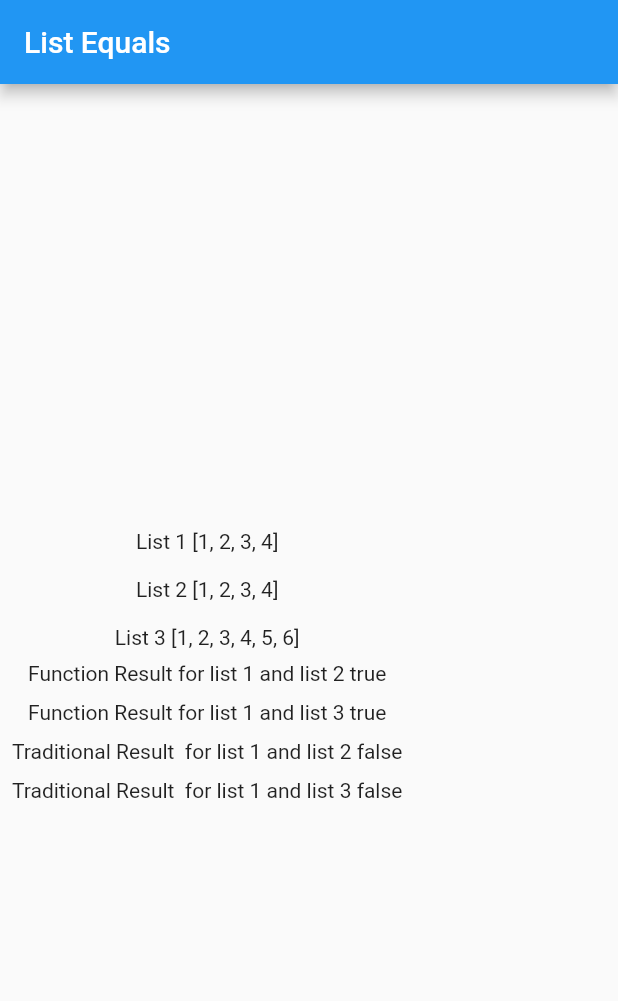
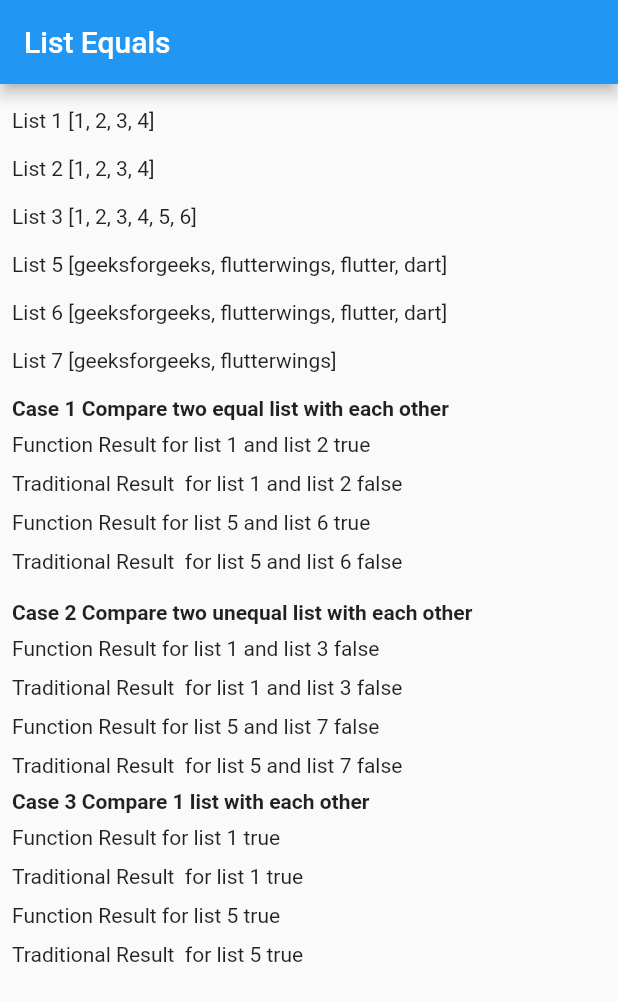
Before and after one commit to flutter-wings304/flutter_wings_Website, a Flutter app: the screen it shows after launch, on a phone screen of 412 x 824 dp. Shown: the top 1001 px of the screen. Run offline on Flutter 3.47's test engine with Material 2 defaults, Android fonts, the phone set to English and light mode, and no system bars; our stand-ins replace flutter_dotenv.

Commit message:
LISTEQUALS

```diff
--- a/lib/listequals.dart
+++ b/lib/listequals.dart
@@ -14,14 +14,20 @@ class _ListEqualFunctionState extends State<ListEqualFunction> {
     List myList1 = [1, 2, 3, 4];
     List myList2 = [1, 2, 3, 4];
     List myList3 = [1, 2, 3, 4, 5, 6];
+    List myList5 = ["geeksforgeeks", "flutterwings", "flutter", "dart"];
+    List myList6 = ["geeksforgeeks", "flutterwings", "flutter", "dart"];
+    List myList7 = [
+      "geeksforgeeks",
+      "flutterwings",
+    ];
 
     return Scaffold(
-      appBar: AppBar(title: Text("List Equals")),
+      appBar: AppBar(title: const Text("List Equals")),
       body: Padding(
         padding: const EdgeInsets.all(8.0),
         child: Column(
-          mainAxisAlignment: MainAxisAlignment.center,
-          crossAxisAlignment: CrossAxisAlignment.center,
+          mainAxisAlignment: MainAxisAlignment.start,
+          crossAxisAlignment: CrossAxisAlignment.start,
           children: [
             Padding(
               padding: const EdgeInsets.symmetric(vertical: 8.0),
@@ -35,24 +41,94 @@ class _ListEqualFunctionState extends State<ListEqualFunction> {
               padding: const EdgeInsets.symmetric(vertical: 8.0),
               child: Text("List 3 $myList3"),
             ),
+            Padding(
+              padding: const EdgeInsets.symmetric(vertical: 8.0),
+              child: Text("List 5 $myList5"),
+            ),
+            Padding(
+              padding: const EdgeInsets.symmetric(vertical: 8.0),
+              child: Text("List 6 $myList6"),
+            ),
+            Padding(
+              padding: const EdgeInsets.symmetric(vertical: 8.0),
+              child: Text("List 7 $myList7"),
+            ),
+            const Padding(
+              padding: EdgeInsets.symmetric(vertical: 8.0),
+              child: Text("Case 1 Compare two equal list with each other",style: TextStyle(fontWeight: FontWeight.bold),),
+            ),
             Text(
                 "Function Result for list 1 and list 2 ${listEquals(myList1, myList2)}"),
             const SizedBox(
               height: 10,
             ),
-            Text(
-                "Function Result for list 1 and list 3 ${listEquals(myList1, myList2)}"),
-            const SizedBox(
-              height: 10,
-            ),
-            Text(
+             Text(
                 "Traditional Result  for list 1 and list 2 ${myList1 == myList2}"),
             const SizedBox(
               height: 10,
             ),
             Text(
-                "Traditional Result  for list 1 and list 3 ${myList1 == myList3}")
-          ],
+                "Function Result for list 5 and list 6 ${listEquals(myList5, myList6)}"),
+            const SizedBox(
+              height: 10,
+            ),
+             Text(
+                "Traditional Result  for list 5 and list 6 ${myList5 == myList6}"),
+            const SizedBox(
+              height: 10,
+            ),
+
+             const Padding(
+              padding: EdgeInsets.symmetric(vertical: 8.0),
+              child: Text(
+                "Case 2 Compare two unequal list with each other",
+                style: TextStyle(fontWeight: FontWeight.bold),
+              ),
+            ),
+            Text(
+                "Function Result for list 1 and list 3 ${listEquals(myList1, myList3)}"),
+            const SizedBox(
+              height: 10,
+            ),
+            Text(
+                "Traditional Result  for list 1 and list 3 ${myList1 == myList3}"),
+            const SizedBox(
+              height: 10,
+            ),
+            Text(
+                "Function Result for list 5 and list 7 ${listEquals(myList5, myList7)}"),
+            const SizedBox(
+              height: 10,
+            ),
+            Text(
+                "Traditional Result  for list 5 and list 7 ${myList5 == myList7}"),
+
+
+                const Padding(
+              padding: EdgeInsets.symmetric(vertical: 8.0),
+              child: Text(
+                "Case 3 Compare 1 list with each other",
+                style: TextStyle(fontWeight: FontWeight.bold),
+              ),
+            ),
+             Text(
+                "Function Result for list 1 ${listEquals(myList1, myList1)}"),
+            const SizedBox(
+              height: 10,
+            ),
+            Text(
+                "Traditional Result  for list 1 ${myList1 == myList1}"),
+            const SizedBox(
+              height: 10,
+            ),
+            Text(
+                "Function Result for list 5 ${listEquals(myList5, myList5)}"),
+            const SizedBox(
+              height: 10,
+            ),
+
+            Text("Traditional Result  for list 5 ${myList5== myList5}"),
+            ],
         ),
       ),
     );
--- /dev/null
+++ b/lib/welcome.dart
@@ -0,0 +1,21 @@
+import 'package:flutter/material.dart';
+
+List myList = ["4.png", "1.png"];
+
+class Welcomescreen extends StatelessWidget {
+  const Welcomescreen({Key? key}) : super(key: key);
+
+  @override
+  Widget build(BuildContext context) {
+    return Scaffold(
+      body: GridView.builder(
+        itemCount: myList.length,
+        itemBuilder: (BuildContext context, int index) {
+          return Image.asset("assets/images/${myList[index]}");
+        },
+        gridDelegate:
+            const SliverGridDelegateWithFixedCrossAxisCount(crossAxisCount: 2),
+      ),
+    );
+  }
+}
--- a/pubspec.yaml
+++ b/pubspec.yaml
@@ -59,7 +59,7 @@ flutter:
   # To add assets to your application, add an assets section, like this:
   assets:
     - lib/.env
-  #   - images/a_dot_ham.jpeg
+    - assets/images/
 
   # An image asset can refer to one or more resolution-specific "variants", see
   # https://flutter.dev/assets-and-images/#resolution-aware.
```
Also changed, not shown: assets/images/1.png (added), assets/images/4.png (added), 1 other file.
